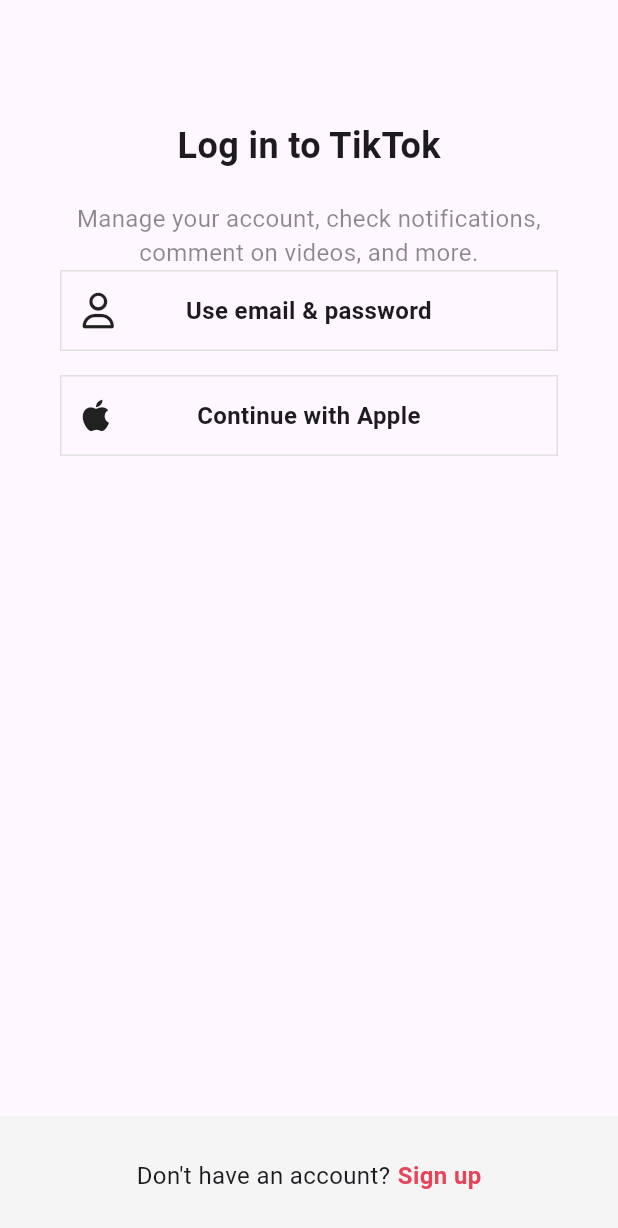
After one commit to recorder12/tiktok_clone, a Flutter app: the screen it shows after launch, after a tap on "Log in", on a phone screen of 412 x 824 dp. The commit adds this screen. Shown: the top 1228 px of the screen. Run offline on Flutter 3.47's test engine with Material 3 defaults, Android fonts, the phone set to English and light mode, and no system bars; our stand-ins replace font_awesome_flutter.

Commit message:
Login screen

```diff
--- a/lib/constants/sign_up_screen.dart
+++ /dev/null
@@ -1,65 +0,0 @@
-import 'package:flutter/material.dart';
-import 'package:tiktok/constants/gaps.dart';
-import 'package:tiktok/constants/sizes.dart';
-
-class SignUpScreen extends StatelessWidget {
-  const SignUpScreen({super.key});
-
-  @override
-  Widget build(BuildContext context) {
-    return Scaffold(
-      body: const SafeArea(
-        child: Padding(
-          padding: EdgeInsets.symmetric(
-            horizontal: Sizes.size40,
-          ),
-          child: Column(
-            children: [
-              Gaps.v80,
-              Text(
-                "Sign up for TikTok",
-                style: TextStyle(
-                  fontSize: Sizes.size24,
-                  fontWeight: FontWeight.w700,
-                ),
-              ),
-              Gaps.v20,
-              Text(
-                "Create a profile, follow other accounts, make your own videos, and more.",
-                style: TextStyle(
-                  fontSize: Sizes.size16,
-                  color: Colors.black45,
-                  fontWeight: FontWeight.w400,
-                ),
-                textAlign: TextAlign.center,
-              ),
-            ],
-          ),
-        ),
-      ),
-      bottomNavigationBar: BottomAppBar(
-          color: Colors.grey.shade100,
-          elevation: 2,
-          child: Padding(
-            padding: const EdgeInsets.symmetric(
-              vertical: Sizes.size10,
-            ),
-            child: Row(
-              mainAxisAlignment: MainAxisAlignment.center,
-              children: [
-                const Text(
-                  "Already have an account?",
-                ),
-                Gaps.h5,
-                Text(
-                  "Log in",
-                  style: TextStyle(
-                      fontWeight: FontWeight.w600,
-                      color: Theme.of(context).primaryColor),
-                ),
-              ],
-            ),
-          )),
-    );
-  }
-}
--- /dev/null
+++ b/lib/features/authentication/login_screen.dart
@@ -0,0 +1,87 @@
+import 'package:flutter/material.dart';
+import 'package:font_awesome_flutter/font_awesome_flutter.dart';
+import 'package:tiktok/constants/gaps.dart';
+import 'package:tiktok/constants/sizes.dart';
+import 'package:tiktok/features/widgets/auth_button.dart';
+
+class LoginScreen extends StatelessWidget {
+  const LoginScreen({super.key});
+
+  void onSignUpTap(BuildContext context) {
+    Navigator.of(context).pop(); // remove top screen
+  }
+
+  @override
+  Widget build(BuildContext context) {
+    return Scaffold(
+      body: const SafeArea(
+        child: Padding(
+          padding: EdgeInsets.symmetric(
+            horizontal: Sizes.size40,
+          ),
+          child: Column(
+            children: [
+              Gaps.v80,
+              Text(
+                "Log in to TikTok",
+                style: TextStyle(
+                  fontSize: Sizes.size24,
+                  fontWeight: FontWeight.w700,
+                ),
+              ),
+              Gaps.v20,
+              Text(
+                "Manage your account, check notifications, comment on videos, and more.",
+                style: TextStyle(
+                  fontSize: Sizes.size16,
+                  color: Colors.black45,
+                ),
+                textAlign: TextAlign.center,
+              ),
+              AuthButton(
+                icon: FaIcon(FontAwesomeIcons.user),
+                text: "Use email & password",
+              ),
+              Gaps.v16,
+              AuthButton(
+                  icon: FaIcon(FontAwesomeIcons.apple),
+                  text: "Continue with Apple"),
+            ],
+          ),
+        ),
+      ),
+      bottomNavigationBar: BottomAppBar(
+        color: Colors.grey.shade100,
+        elevation: 2,
+        child: Padding(
+          padding: const EdgeInsets.symmetric(
+            vertical: Sizes.size16,
+          ),
+          child: Row(
+            mainAxisAlignment: MainAxisAlignment.center,
+            children: [
+              const Text(
+                "Don't have an account?",
+                style: TextStyle(
+                  fontSize: Sizes.size16,
+                ),
+              ),
+              Gaps.h5,
+              GestureDetector(
+                onTap: () => onSignUpTap(context),
+                child: Text(
+                  "Sign up",
+                  style: TextStyle(
+                    fontSize: Sizes.size16,
+                    fontWeight: FontWeight.w600,
+                    color: Theme.of(context).primaryColor,
+                  ),
+                ),
+              ),
+            ],
+          ),
+        ),
+      ),
+    );
+  }
+}
--- /dev/null
+++ b/lib/features/authentication/sign_up_screen.dart
@@ -0,0 +1,94 @@
+import 'package:flutter/material.dart';
+import 'package:font_awesome_flutter/font_awesome_flutter.dart';
+import 'package:tiktok/constants/gaps.dart';
+import 'package:tiktok/constants/sizes.dart';
+import 'package:tiktok/features/authentication/login_screen.dart';
+import 'package:tiktok/features/widgets/auth_button.dart';
+
+class SignUpScreen extends StatelessWidget {
+  const SignUpScreen({super.key});
+
+  void onLoginTap(BuildContext context) {
+    Navigator.of(context).push(
+      MaterialPageRoute(
+        builder: (context) => const LoginScreen(),
+      ),
+    );
+  }
+
+  @override
+  Widget build(BuildContext context) {
+    return Scaffold(
+      body: const SafeArea(
+        child: Padding(
+          padding: EdgeInsets.symmetric(
+            horizontal: Sizes.size40,
+          ),
+          child: Column(
+            mainAxisSize: MainAxisSize.min,
+            children: [
+              Gaps.v80,
+              Text(
+                "Sign up for TikTok",
+                style: TextStyle(
+                  fontSize: Sizes.size24,
+                  fontWeight: FontWeight.w700,
+                ),
+              ),
+              Gaps.v20,
+              Text(
+                "Create a profile, follow other accounts, make your own videos, and more.",
+                style: TextStyle(
+                  fontSize: Sizes.size16,
+                  color: Colors.black45,
+                ),
+                textAlign: TextAlign.center,
+              ),
+              Gaps.v40,
+              AuthButton(
+                icon: FaIcon(FontAwesomeIcons.user),
+                text: "Use email & password",
+              ),
+              Gaps.v16,
+              AuthButton(
+                  icon: FaIcon(FontAwesomeIcons.apple),
+                  text: "Continue with Apple"),
+            ],
+          ),
+        ),
+      ),
+      bottomNavigationBar: BottomAppBar(
+        color: Colors.grey.shade100,
+        elevation: 2,
+        child: Padding(
+          padding: const EdgeInsets.symmetric(
+            vertical: Sizes.size14,
+          ),
+          child: Row(
+            mainAxisAlignment: MainAxisAlignment.center,
+            children: [
+              const Text(
+                'Already have an account?',
+                style: TextStyle(
+                  fontSize: Sizes.size16,
+                ),
+              ),
+              Gaps.h5,
+              GestureDetector(
+                onTap: () => onLoginTap(context),
+                child: Text(
+                  'Log in',
+                  style: TextStyle(
+                    fontSize: Sizes.size16,
+                    fontWeight: FontWeight.w600,
+                    color: Theme.of(context).primaryColor,
+                  ),
+                ),
+              ),
+            ],
+          ),
+        ),
+      ),
+    );
+  }
+}
--- /dev/null
+++ b/lib/features/widgets/auth_button.dart
@@ -0,0 +1,47 @@
+import 'package:flutter/material.dart';
+import 'package:font_awesome_flutter/font_awesome_flutter.dart';
+import 'package:tiktok/constants/sizes.dart';
+
+class AuthButton extends StatelessWidget {
+  final String text;
+  final FaIcon icon;
+
+  const AuthButton({
+    super.key,
+    required this.text,
+    required this.icon,
+  });
+
+  @override
+  Widget build(BuildContext context) {
+    return FractionallySizedBox(
+      widthFactor: 1, // 100% of the parent
+      child: Container(
+        padding: const EdgeInsets.all(
+          Sizes.size14,
+        ),
+        decoration: BoxDecoration(
+          border: Border.all(
+            color: Colors.grey.shade300,
+            width: Sizes.size1,
+          ),
+        ),
+        child: Stack(
+          alignment: Alignment.center,
+          children: [
+            Align(
+              alignment: Alignment.centerLeft,
+              child: icon,
+            ),
+            Text(text,
+                textAlign: TextAlign.center,
+                style: const TextStyle(
+                  fontSize: Sizes.size16,
+                  fontWeight: FontWeight.w600,
+                )),
+          ],
+        ),
+      ),
+    );
+  }
+}
--- a/lib/main.dart
+++ b/lib/main.dart
@@ -1,5 +1,5 @@
 import 'package:flutter/material.dart';
-import 'package:tiktok/constants/sign_up_screen.dart';
+import 'package:tiktok/features/authentication/sign_up_screen.dart';
 
 void main() {
   runApp(const TikTokApp());
--- a/pubspec.yaml
+++ b/pubspec.yaml
@@ -31,6 +31,7 @@ dependencies:
   flutter:
     sdk: flutter
 
+  font_awesome_flutter: 10.3.0
 
   # The following adds the Cupertino Icons font to your application.
   # Use with the CupertinoIcons class for iOS style icons.
```
Also changed, not shown: pubspec.lock.
